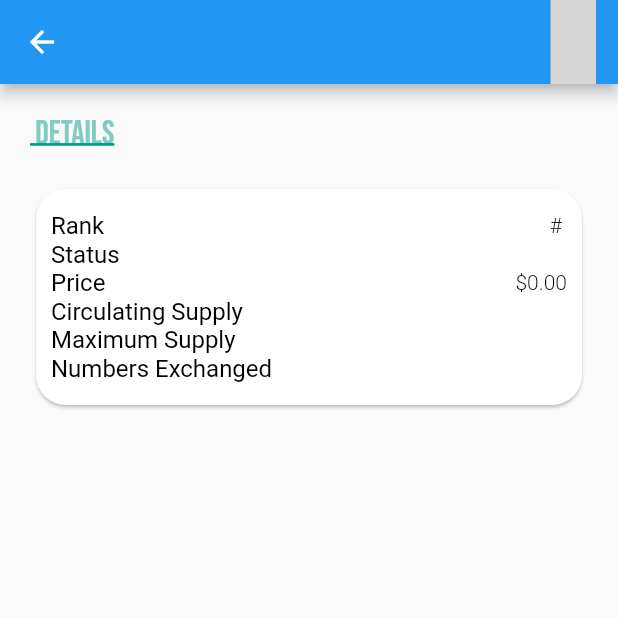
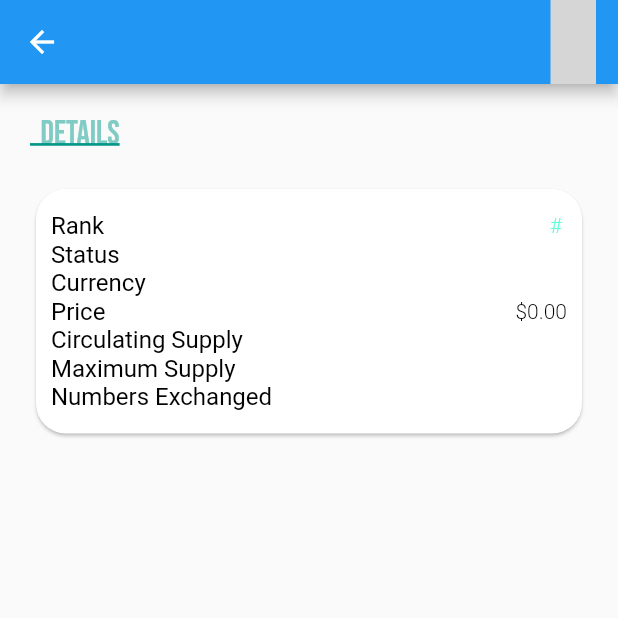
Before and after one commit to rishirizz/crypto_app, a Flutter app: the CoinInfoScreen screen opened directly with empty values, on a phone screen of 412 x 824 dp, the top half of it. Run offline on Flutter 3.47's test engine with Material 2 defaults, Android fonts, the phone set to English and light mode, and no system bars; our stand-ins replace flutter_svg, google_fonts, lottie; network calls fail; Roboto replaces fonts that are missing (Alfa Slab One, Ruda); grey boxes are pictures that could not be loaded.

Commit message:
color changed

```diff
--- a/lib/screens/coin_info_screen.dart
+++ b/lib/screens/coin_info_screen.dart
@@ -50,7 +50,7 @@ class _CoinInfoScreenState extends State<CoinInfoScreen> {
               crossAxisAlignment: CrossAxisAlignment.start,
               children: [
                 Text(
-                  cryptoCoin!['id'] + ' Details',
+                  cryptoCoin!['name'] + '  Details',
                   style: cardPrimaryTextStyle.copyWith(
                     color: Colors.teal[200],
                     fontSize: 22,
@@ -78,7 +78,8 @@ class _CoinInfoScreenState extends State<CoinInfoScreen> {
                             ),
                             Text(
                               '# ' + cryptoCoin!['rank'],
-                              style: cardSecondaryTextStyle,
+                              style: cardSecondaryTextStyle.copyWith(
+                                  color: Colors.tealAccent),
                             ),
                           ],
                         ),
@@ -91,8 +92,23 @@ class _CoinInfoScreenState extends State<CoinInfoScreen> {
                             ),
                             Text(
                               cryptoCoin!['status'],
-                              style: cardSecondaryTextStyle,
+                              style: cardSecondaryTextStyle.copyWith(
+                                color: (cryptoCoin!['status'] == 'active')
+                                    ? Colors.green[300]
+                                    : Colors.yellow,
+                              ),
                             ),
+                          ],
+                        ),
+                        Row(
+                          mainAxisAlignment: MainAxisAlignment.spaceBetween,
+                          children: [
+                            Text(
+                              'Currency',
+                              style: descriptionTextStyle,
+                            ),
+                            Text(cryptoCoin!['currency'],
+                                style: cardSecondaryTextStyle),
                           ],
                         ),
                         Row(
```
